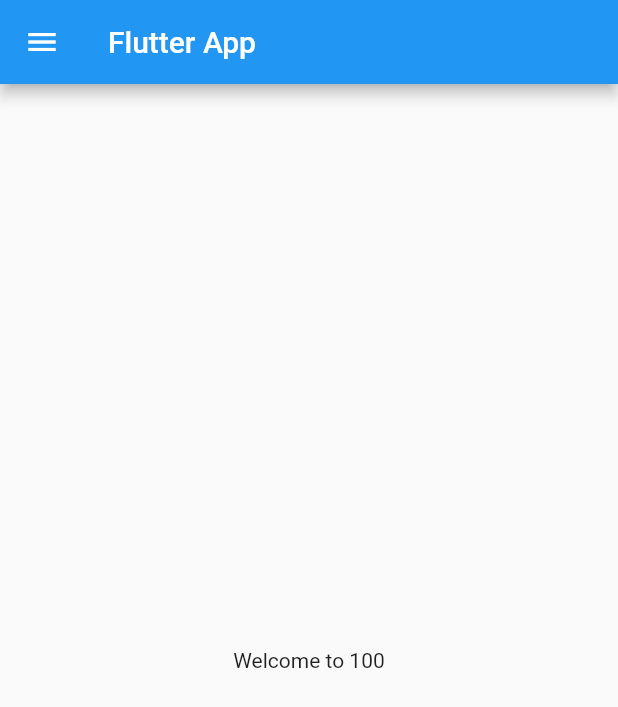
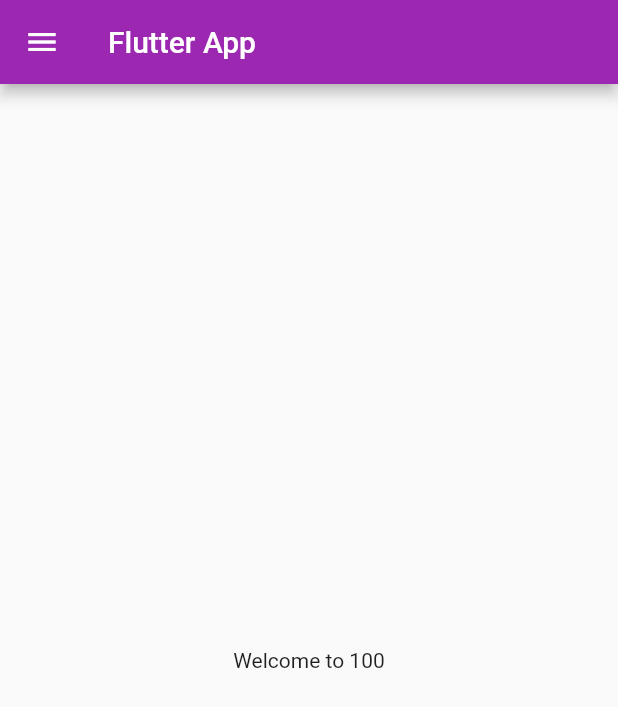
Before and after one commit to ikbalsazib/Flutter-App-Learning, a Flutter app: the screen it shows after launch, on a phone screen of 412 x 824 dp. Shown: the top 707 px of the screen. Run offline on Flutter 3.47's test engine with Material 2 defaults, Android fonts, the phone set to English and light mode, and no system bars.

Commit message:
Route & Theme

```diff
--- a/lib/main.dart
+++ b/lib/main.dart
@@ -1,10 +1,9 @@
-import 'dart:ffi';
-
 import 'package:flutter/material.dart';
-import 'package:my_flutter_learning/home-page.dart';
+import 'package:my_flutter_learning/pages/home-page.dart';
+import 'package:my_flutter_learning/pages/login-page.dart';
 
 void main() {
-  runApp(MyApp());
+  runApp(const MyApp());
 }
 
 
@@ -13,8 +12,17 @@ class MyApp extends StatelessWidget {
 
   @override
   Widget build(BuildContext context) {
-    return const MaterialApp(
-      home: HomePage()
+    return MaterialApp(
+      // home: const HomePage(),
+      themeMode: ThemeMode.system,
+      theme: ThemeData(primarySwatch: Colors.purple),
+      darkTheme: ThemeData(primarySwatch: Colors.deepOrange),
+      initialRoute: "/home",
+      routes: {
+        "/": (context) => const LoginPage(),
+        "/home": (context) => const HomePage(),
+        "/login": (context) => const LoginPage(),
+      },
     );
   }
 }
```
Also changed, not shown: lib/pages/login-page.dart (added, +22 -0 lines), lib/pages/home-page.dart (renamed from lib/home-page.dart).
